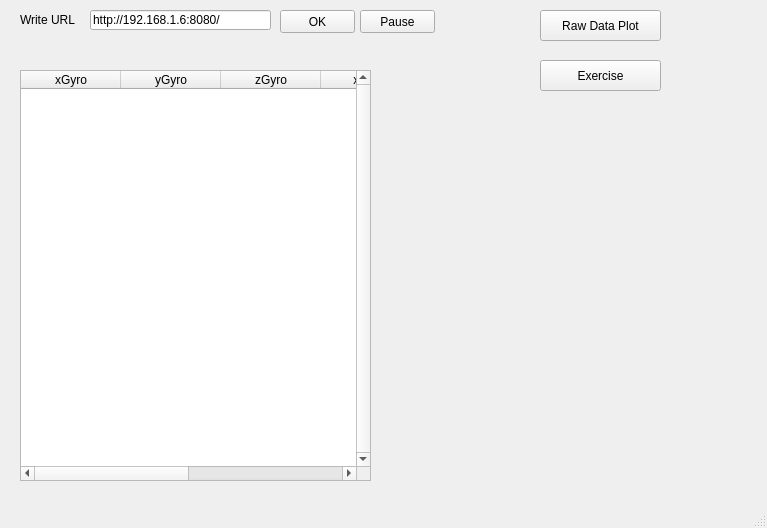
This is MainWindow.ui in Dajana9/MPU6050-Rpi2-Qt as Qt 5 draws it before an edit. The edited form follows.
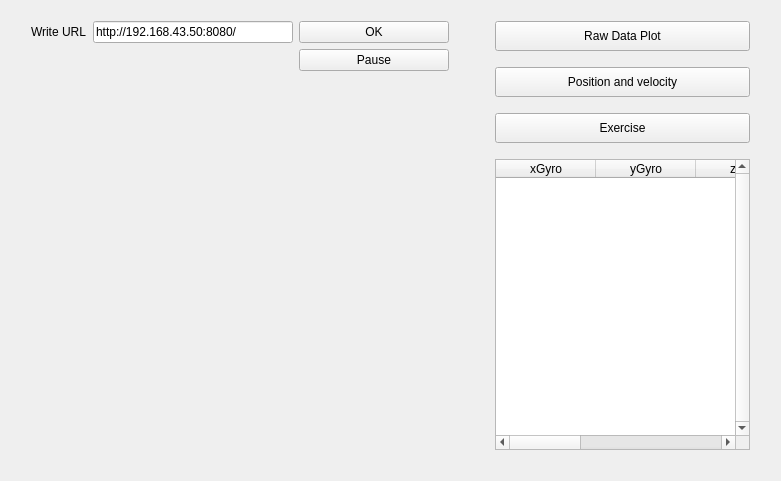
This is the edited form. Custom widgets are drawn as their Qt base class.

Commit message: layouts done velocity, position on going :)

```diff
--- a/MainWindow.ui
+++ b/MainWindow.ui
@@ -6,8 +6,8 @@
    <rect>
     <x>0</x>
     <y>0</y>
-    <width>767</width>
-    <height>528</height>
+    <width>781</width>
+    <height>481</height>
    </rect>
   </property>
   <property name="sizePolicy">
@@ -20,102 +20,262 @@
    <string>MainWindow</string>
   </property>
   <widget class="QWidget" name="centralWidget">
+   <layout class="QHBoxLayout" name="horizontalLayout_2">
+    <item>
+     <layout class="QVBoxLayout" name="verticalLayout_2">
+      <property name="leftMargin">
+       <number>20</number>
+      </property>
+      <property name="topMargin">
+       <number>10</number>
+      </property>
+      <property name="rightMargin">
+       <number>20</number>
+      </property>
+      <property name="bottomMargin">
+       <number>20</number>
+      </property>
+      <item>
+       <layout class="QHBoxLayout" name="horizontalLayout">
+        <item>
    <widget class="QLabel" name="label">
-    <property name="geometry">
-     <rect>
-      <x>20</x>
-      <y>10</y>
-      <width>71</width>
-      <height>20</height>
-     </rect>
-    </property>
     <property name="text">
      <string>Write URL</string>
     </property>
    </widget>
+        </item>
+        <item>
+         <widget class="QLineEdit" name="URL">
+          <property name="minimumSize">
+           <size>
+            <width>200</width>
+            <height>0</height>
+           </size>
+          </property>
+          <property name="text">
+           <string>http://192.168.43.50:8080/</string>
+          </property>
+         </widget>
+        </item>
+        <item>
    <widget class="QPushButton" name="URL_OK">
-    <property name="geometry">
-     <rect>
-      <x>280</x>
-      <y>10</y>
-      <width>75</width>
-      <height>23</height>
-     </rect>
+          <property name="sizePolicy">
+           <sizepolicy hsizetype="Fixed" vsizetype="Fixed">
+            <horstretch>0</horstretch>
+            <verstretch>0</verstretch>
+           </sizepolicy>
+          </property>
+          <property name="minimumSize">
+           <size>
+            <width>150</width>
+            <height>20</height>
+           </size>
+          </property>
+          <property name="layoutDirection">
+           <enum>Qt::RightToLeft</enum>
     </property>
     <property name="text">
      <string>OK</string>
     </property>
-   </widget>
+          <property name="autoExclusive">
+           <bool>true</bool>
+          </property>
+         </widget>
+        </item>
+       </layout>
+      </item>
+      <item>
    <widget class="QPushButton" name="pause">
-    <property name="geometry">
-     <rect>
-      <x>360</x>
-      <y>10</y>
-      <width>75</width>
-      <height>23</height>
-     </rect>
+        <property name="sizePolicy">
+         <sizepolicy hsizetype="Fixed" vsizetype="Fixed">
+          <horstretch>0</horstretch>
+          <verstretch>0</verstretch>
+         </sizepolicy>
+        </property>
+        <property name="minimumSize">
+         <size>
+          <width>150</width>
+          <height>20</height>
+         </size>
+        </property>
+        <property name="layoutDirection">
+         <enum>Qt::RightToLeft</enum>
     </property>
     <property name="text">
      <string>Pause</string>
     </property>
    </widget>
-   <widget class="QLineEdit" name="URL">
-    <property name="geometry">
-     <rect>
-      <x>90</x>
-      <y>10</y>
-      <width>181</width>
+      </item>
+      <item>
+       <spacer name="horizontalSpacer_4">
+        <property name="orientation">
+         <enum>Qt::Horizontal</enum>
+        </property>
+        <property name="sizeHint" stdset="0">
+         <size>
+          <width>40</width>
       <height>20</height>
-     </rect>
-    </property>
-    <property name="text">
-     <string>http://192.168.1.6:8080/</string>
-    </property>
-   </widget>
-   <widget class="QPushButton" name="exercise_button">
-    <property name="geometry">
-     <rect>
-      <x>540</x>
-      <y>60</y>
-      <width>121</width>
-      <height>31</height>
-     </rect>
-    </property>
-    <property name="text">
-     <string>Exercise</string>
-    </property>
-   </widget>
+         </size>
+        </property>
+       </spacer>
+      </item>
+      <item>
+       <widget class="RotatingCube" name="rotatingCube" native="true">
+        <property name="sizePolicy">
+         <sizepolicy hsizetype="Expanding" vsizetype="Expanding">
+          <horstretch>0</horstretch>
+          <verstretch>0</verstretch>
+         </sizepolicy>
+        </property>
+        <property name="baseSize">
+         <size>
+          <width>100</width>
+          <height>1000</height>
+         </size>
+        </property>
+       </widget>
+      </item>
+     </layout>
+    </item>
+    <item>
+     <layout class="QVBoxLayout" name="verticalLayout_3">
+      <property name="sizeConstraint">
+       <enum>QLayout::SetMinimumSize</enum>
+      </property>
+      <property name="leftMargin">
+       <number>20</number>
+      </property>
+      <property name="topMargin">
+       <number>10</number>
+      </property>
+      <property name="rightMargin">
+       <number>20</number>
+      </property>
+      <property name="bottomMargin">
+       <number>20</number>
+      </property>
+      <item>
+       <layout class="QVBoxLayout" name="verticalLayout">
+        <property name="sizeConstraint">
+         <enum>QLayout::SetMinimumSize</enum>
+        </property>
+        <item>
    <widget class="QPushButton" name="rawData">
-    <property name="geometry">
-     <rect>
-      <x>540</x>
-      <y>10</y>
-      <width>121</width>
-      <height>31</height>
-     </rect>
+          <property name="sizePolicy">
+           <sizepolicy hsizetype="Preferred" vsizetype="Preferred">
+            <horstretch>0</horstretch>
+            <verstretch>0</verstretch>
+           </sizepolicy>
+          </property>
+          <property name="minimumSize">
+           <size>
+            <width>0</width>
+            <height>30</height>
+           </size>
     </property>
     <property name="text">
      <string>Raw Data Plot</string>
     </property>
    </widget>
-   <widget class="RotatingCube" name="rotatingCube" native="true">
-    <property name="geometry">
-     <rect>
-      <x>440</x>
-      <y>140</y>
-      <width>291</width>
-      <height>241</height>
-     </rect>
-    </property>
-   </widget>
+        </item>
+        <item>
+         <spacer name="horizontalSpacer_2">
+          <property name="orientation">
+           <enum>Qt::Horizontal</enum>
+          </property>
+          <property name="sizeHint" stdset="0">
+           <size>
+            <width>40</width>
+            <height>10</height>
+           </size>
+          </property>
+         </spacer>
+        </item>
+        <item>
+         <widget class="QPushButton" name="positionVelocity">
+          <property name="sizePolicy">
+           <sizepolicy hsizetype="Minimum" vsizetype="Minimum">
+            <horstretch>0</horstretch>
+            <verstretch>0</verstretch>
+           </sizepolicy>
+          </property>
+          <property name="minimumSize">
+           <size>
+            <width>0</width>
+            <height>30</height>
+           </size>
+          </property>
+          <property name="text">
+           <string>Position and velocity</string>
+          </property>
+         </widget>
+        </item>
+        <item>
+         <spacer name="horizontalSpacer">
+          <property name="orientation">
+           <enum>Qt::Horizontal</enum>
+          </property>
+          <property name="sizeHint" stdset="0">
+           <size>
+            <width>40</width>
+            <height>10</height>
+           </size>
+          </property>
+         </spacer>
+        </item>
+        <item>
+         <widget class="QPushButton" name="exercise_button">
+          <property name="sizePolicy">
+           <sizepolicy hsizetype="Minimum" vsizetype="Minimum">
+            <horstretch>0</horstretch>
+            <verstretch>0</verstretch>
+           </sizepolicy>
+          </property>
+          <property name="minimumSize">
+           <size>
+            <width>0</width>
+            <height>30</height>
+           </size>
+          </property>
+          <property name="text">
+           <string>Exercise</string>
+          </property>
+         </widget>
+        </item>
+        <item>
+         <spacer name="horizontalSpacer_3">
+          <property name="orientation">
+           <enum>Qt::Horizontal</enum>
+          </property>
+          <property name="sizeHint" stdset="0">
+           <size>
+            <width>40</width>
+            <height>10</height>
+           </size>
+          </property>
+         </spacer>
+        </item>
+       </layout>
+      </item>
+      <item>
    <widget class="QTableWidget" name="tableWidget">
-    <property name="geometry">
-     <rect>
-      <x>20</x>
-      <y>70</y>
-      <width>351</width>
-      <height>411</height>
-     </rect>
+        <property name="sizePolicy">
+         <sizepolicy hsizetype="Minimum" vsizetype="Expanding">
+          <horstretch>0</horstretch>
+          <verstretch>0</verstretch>
+         </sizepolicy>
+        </property>
+        <property name="minimumSize">
+         <size>
+          <width>50</width>
+          <height>100</height>
+         </size>
+        </property>
+        <property name="maximumSize">
+         <size>
+          <width>1000</width>
+          <height>1000</height>
+         </size>
     </property>
     <property name="verticalScrollBarPolicy">
      <enum>Qt::ScrollBarAlwaysOn</enum>
@@ -160,8 +320,11 @@
      </property>
     </column>
    </widget>
+      </item>
+     </layout>
+    </item>
+   </layout>
   </widget>
-  <widget class="QStatusBar" name="statusBar"/>
  </widget>
  <layoutdefault spacing="6" margin="11"/>
  <customwidgets>
```
Lines whose indentation alone changed are shown as unchanged. The commit also changes 15 other files.
